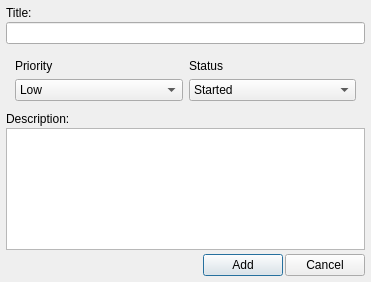
Before: the Qt Designer form Organiser/gui/dialogs/dialogcard.ui in lit-uriy/KanbanOrganiser, drawn with Qt 5.
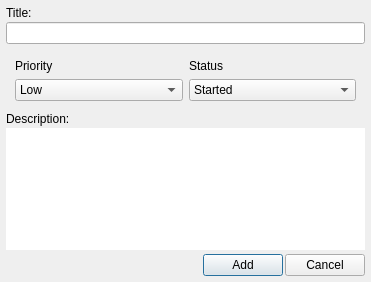
After: the same form once the commit is applied.

Diff of the .ui file:
```diff
--- a/Organiser/gui/dialogs/dialogcard.ui
+++ b/Organiser/gui/dialogs/dialogcard.ui
@@ -145,7 +145,11 @@
        </widget>
       </item>
       <item>
-       <widget class="QPlainTextEdit" name="tedDescription"/>
+       <widget class="QPlainTextEdit" name="tedDescription">
+        <property name="frameShape">
+         <enum>QFrame::NoFrame</enum>
+        </property>
+       </widget>
       </item>
      </layout>
     </widget>
```
